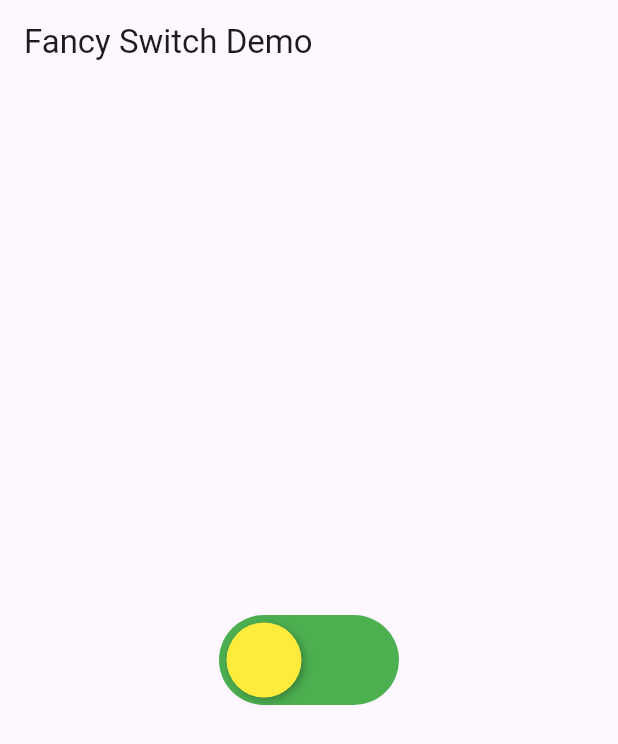
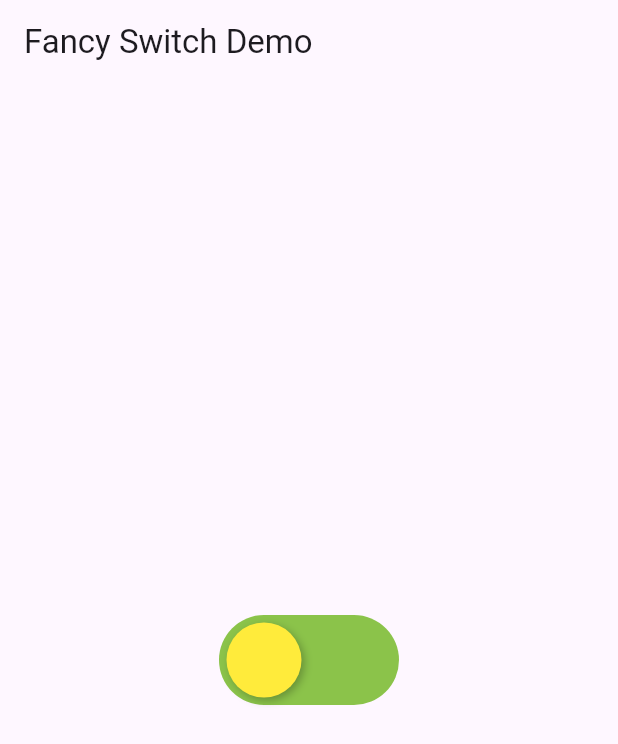
Before and after one commit to shahparan71/flutter_fancy_image_switch, a Flutter app: the screen it shows after launch, on a phone screen of 412 x 824 dp. Shown: the top 744 px of the screen. Run offline on Flutter 3.47's test engine with Material 3 defaults, Android fonts, the phone set to English and light mode, and no system bars.

Commit message:
If the image is not available, a color will be shown instead.

```diff
--- a/example/lib/main.dart
+++ b/example/lib/main.dart
@@ -21,6 +21,8 @@ class MyApp extends StatelessWidget {
             thumbSize: 50.0,
             height: 60.0,
             width: 120.0,
+            enableColor: Colors.lightGreen,
+            disableColor: Colors.black26,
             onChanged: (val) {
               print('Switch state: $val');
             },
--- a/lib/src/fancy_switch.dart
+++ b/lib/src/fancy_switch.dart
@@ -8,6 +8,8 @@ class FancySwitch extends StatefulWidget {
   final double thumbSize;
   final double height;
   final double width;
+  final Color enableColor;
+  final Color disableColor;
   final ValueChanged<bool>? onChanged;
 
   const FancySwitch({
@@ -18,6 +20,8 @@ class FancySwitch extends StatefulWidget {
     this.thumbSize = 35,
     this.height = 50,
     this.width = 100,
+    this.enableColor = Colors.green,
+    this.disableColor = Colors.grey,
     this.onChanged,
   }) : super(key: key);
 
@@ -78,7 +82,7 @@ class _FancySwitchState extends State<FancySwitch> with SingleTickerProviderStat
         padding: const EdgeInsets.all(5),
         decoration: BoxDecoration(
           borderRadius: BorderRadius.circular(40),
-          color: bgImage == null ? (_isOn ? Colors.green : Colors.grey[800]) : null,
+          color: bgImage == null ? (_isOn ? widget.enableColor : widget.disableColor) : null,
           image: bgImage,
         ),
         child: Stack(
```
